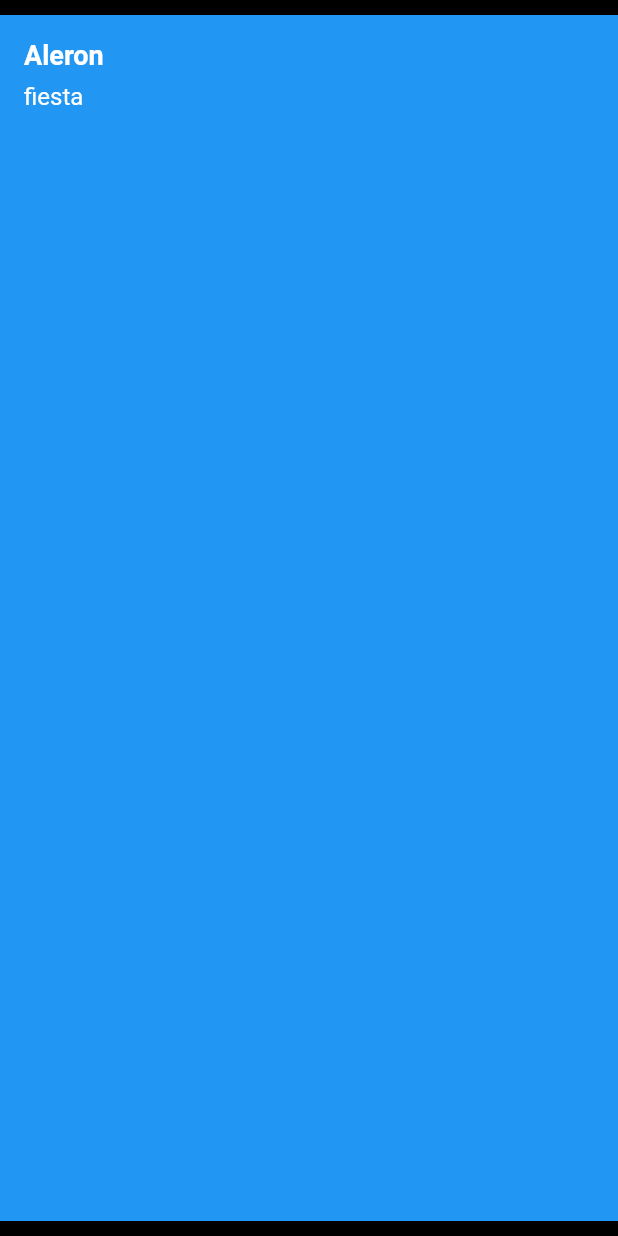
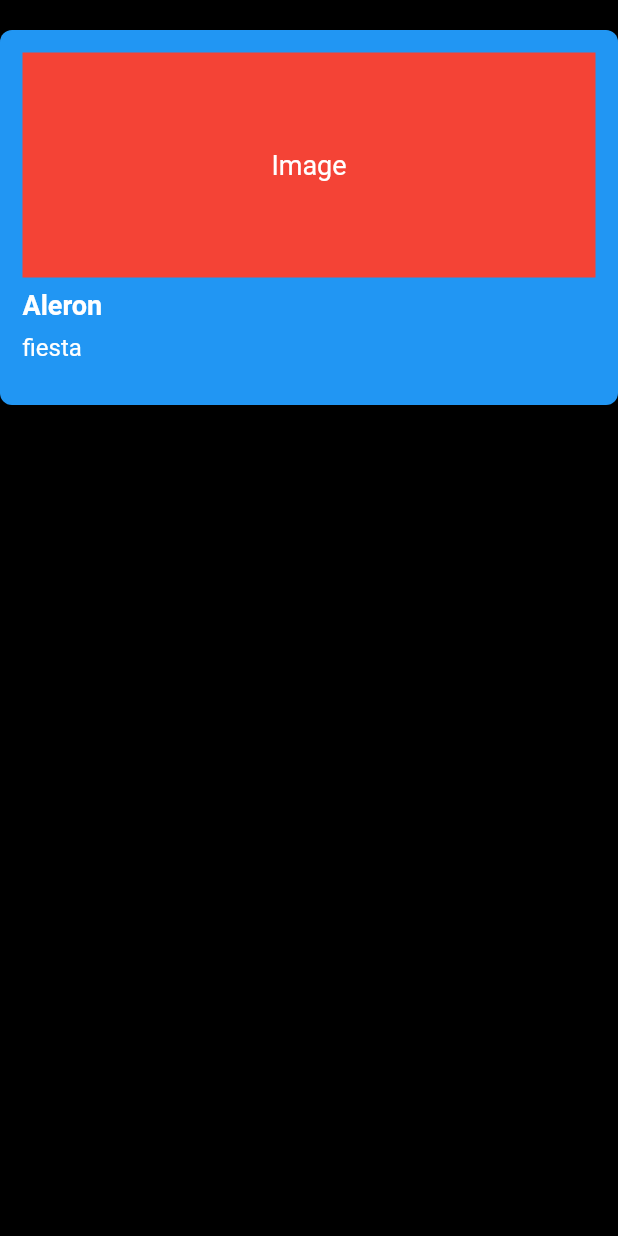
Before and after one commit to r3vega/fomo_app, a Flutter app: the EventCellWidget widget shown alone on an empty page, opened directly, on a phone screen of 412 x 824 dp. Run offline on Flutter 3.47's test engine with Material 3 defaults, Android fonts, the light colour scheme and no system bars; our stand-ins replace get.

Commit message:
Add images placeholders

```diff
--- a/lib/widgets/event_cell.dart
+++ b/lib/widgets/event_cell.dart
@@ -15,15 +15,26 @@ class EventCellWidget extends StatelessWidget {
   @override
   Widget build(BuildContext context) {
     return Padding(
-      padding: const EdgeInsets.symmetric(vertical: 10),
+      padding: const EdgeInsets.symmetric(vertical: 20),
       child: TextButton(
+        child: ClipRRect(
+          borderRadius: BorderRadius.circular(15),
           child: Container(
+            height: 250,
             color: Theme.of(context).primaryColor, // Contenedor amarillo
-          padding: const EdgeInsets.all(16.0),
+            padding: const EdgeInsets.all(15.0),
             child: Column(
-            crossAxisAlignment:
-                CrossAxisAlignment.stretch, // Alinea los textos a la izquierda
+              crossAxisAlignment: CrossAxisAlignment
+                  .stretch, // Alinea los textos a la izquierda
               children: [
+                Container(
+                  height: 150,
+                  color: Colors.red,
+                  child: const Center(
+                    child: Text("Image"),
+                  ),
+                ),
+                const SizedBox(height: 8.0),
                 Text(
                   name,
                   style: const TextStyle(
@@ -41,7 +52,8 @@ class EventCellWidget extends StatelessWidget {
               ],
             ),
           ),
-        onPressed: () => toScreen("/CHAT"),
+        ),
+        onPressed: () => toScreen("/LOGIN"),
       ),
     );
   }
```
Also changed, not shown: lib/screens/home.dart (+17 -2 lines), lib/screens/login.dart (+58 -1 lines). Lines whose indentation alone changed are shown as unchanged.
